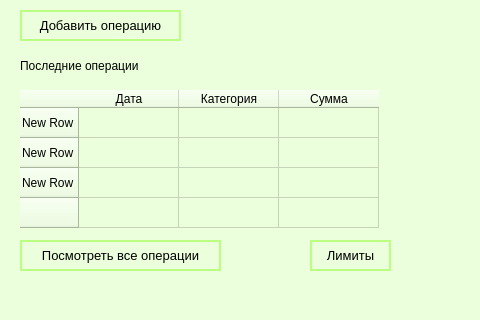
This is ui/mainwindow.ui in KseniaG8/Family_budget as Qt 5 draws it before an edit; both pictures show x 120 to 600 and y 140 to 460 of the 600 by 460 pixel window. The edited form follows.
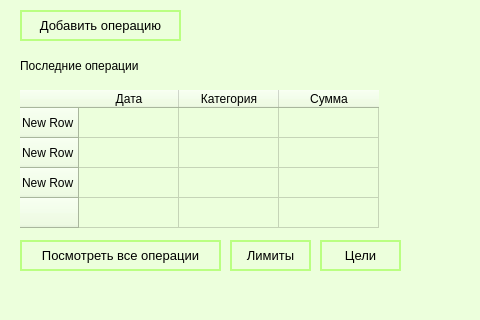
This is the edited form.

Commit message: feat: goal dialog (creation, viewing, and adding funds) is implemented

What changed in the file:
```diff
--- a/ui/mainwindow.ui
+++ b/ui/mainwindow.ui
@@ -254,7 +254,7 @@
     <widget class="QPushButton" name="limitsButton">
      <property name="geometry">
       <rect>
-       <x>430</x>
+       <x>350</x>
        <y>400</y>
        <width>81</width>
        <height>31</height>
@@ -288,6 +288,43 @@
       <string>Лимиты</string>
      </property>
     </widget>
+    <widget class="QPushButton" name="goalsButton">
+     <property name="geometry">
+      <rect>
+       <x>440</x>
+       <y>400</y>
+       <width>81</width>
+       <height>31</height>
+      </rect>
+     </property>
+     <property name="maximumSize">
+      <size>
+       <width>16777215</width>
+       <height>16777215</height>
+      </size>
+     </property>
+     <property name="styleSheet">
+      <string notr="true">QPushButton {
+	border-radius: 20px;
+    padding: 2px 5px;
+    font-size: 10pt;
+	icon: none
+}
+QPushButton {
+    background-color: transparent;
+    border: 2px solid #BAFF82;
+    color: black;
+}
+QPushButton:hover {
+    background-color: #48A000;
+	color: white;
+	border: none;
+}</string>
+     </property>
+     <property name="text">
+      <string>Цели</string>
+     </property>
+    </widget>
    </widget>
   </widget>
   <widget class="QMenuBar" name="menubar">
```
The commit also changes 7 other files.
